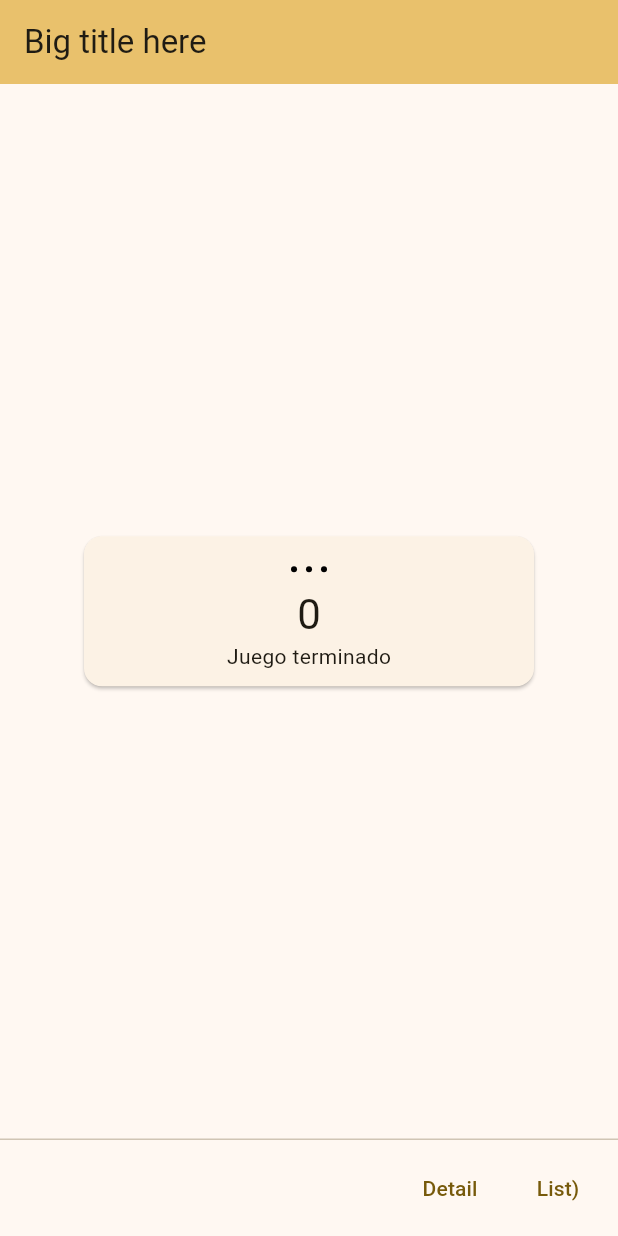
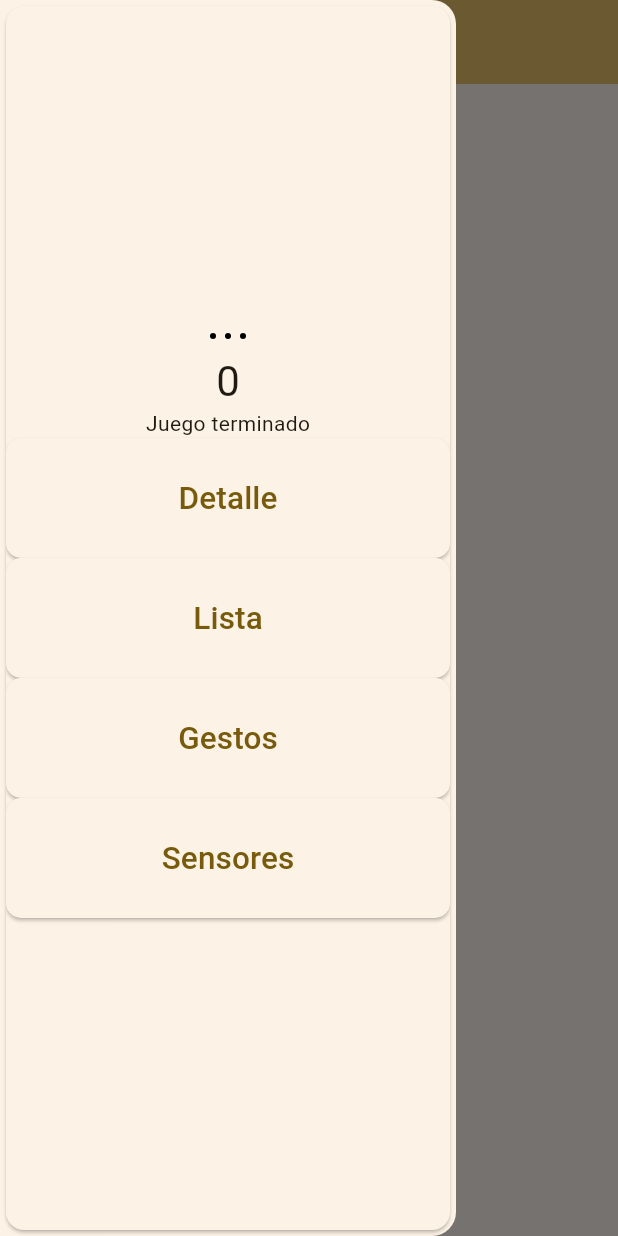
Before and after one commit to ansotomUtalca/laboratorio3, a Flutter app: the screen it shows after launch, with the side drawer open (before the commit the screen has no drawer), on a phone screen of 412 x 824 dp. Run offline on Flutter 3.47's test engine with Material 3 defaults, Android fonts, the light colour scheme and no system bars; our stand-ins replace flutter_svg; Roboto replaces fonts that are missing (osaka-re).

Commit message:
Laboratorio 8
added Drawer and moved the navigation buttons into it

```diff
--- a/lib/Pages/home.dart
+++ b/lib/Pages/home.dart
@@ -1,6 +1,7 @@
 import 'package:flutter/material.dart';
 import 'package:flutter_svg/flutter_svg.dart';
 import 'package:laboratorio3/Pages/detail.dart';
+import 'package:laboratorio3/Pages/gestures.dart';
 import 'package:laboratorio3/Pages/listdetail.dart';
 import 'package:laboratorio3/Pages/sensors.dart';
 
@@ -158,7 +159,7 @@ class _MyHomePageState extends State<MyHomePage> {
         backgroundColor: Theme.of(context).colorScheme.inversePrimary,
         title: Text(widget.title),
       ),
-      body: Center(
+      drawer: Drawer(
         child: Card(
           clipBehavior: Clip.hardEdge,
           child: InkWell(
@@ -180,24 +181,55 @@ class _MyHomePageState extends State<MyHomePage> {
                   Text(
                     _checkVictory(),
                   ),
+                  ElevatedButton(
+                    onPressed: _goDetail,
+                    style:
+                        ButtonStyle(fixedSize: buttonSize, shape: buttonBorder),
+                    child: const Text(
+                      'Detalle',
+                      textScaler: TextScaler.linear(1.5),
+                    ),
+                  ),
+                  ElevatedButton(
+                    onPressed: _goList,
+                    style:
+                        ButtonStyle(fixedSize: buttonSize, shape: buttonBorder),
+                    child: const Text(
+                      'Lista',
+                      textScaler: TextScaler.linear(1.5),
+                    ),
+                  ),
+                  ElevatedButton(
+                    onPressed: _goGestures,
+                    style:
+                        ButtonStyle(fixedSize: buttonSize, shape: buttonBorder),
+                    child: const Text(
+                      'Gestos',
+                      textScaler: TextScaler.linear(1.5),
+                    ),
+                  ),
+                  ElevatedButton(
+                    onPressed: _goSensors,
+                    style:
+                        ButtonStyle(fixedSize: buttonSize, shape: buttonBorder),
+                    child: const Text(
+                      'Sensores',
+                      textScaler: TextScaler.linear(1.5),
+                    ),
+                  ),
                 ],
               ),
             ),
           ),
         ),
       ),
-      //floatingActionButton: FloatingActionButton(
-      //onPressed: _resetCounter, tooltip: 'Reset', child: svgIcon),
-      persistentFooterButtons: [
-        TextButton(
-          onPressed: _goDetail,
-          child: const Text("Detail"),
-        ),
-        TextButton(
-          onPressed: _goList,
-          child: const Text("List)"),
-        ),
-      ],
     );
   }
+
+  MaterialStateProperty<Size> buttonSize =
+      const MaterialStatePropertyAll(Size(400, 80));
+
+  MaterialStateProperty<RoundedRectangleBorder> buttonBorder =
+      MaterialStatePropertyAll(
+          RoundedRectangleBorder(borderRadius: BorderRadius.circular(10.0)));
 }
```
Also changed, not shown: lib/Pages/gestures.dart (+5 -14 lines), lib/Pages/sensors.dart (+5 -14 lines).
